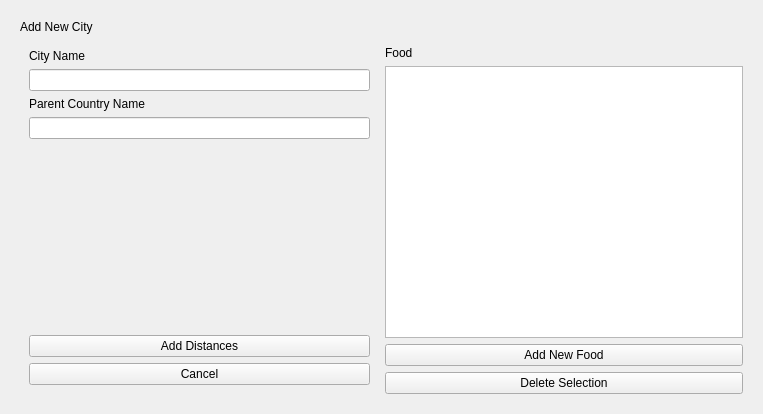
First picture: the form in addcities.ui, repository worcesterzj/cs1d-s-s-eurovacation, before the edit.
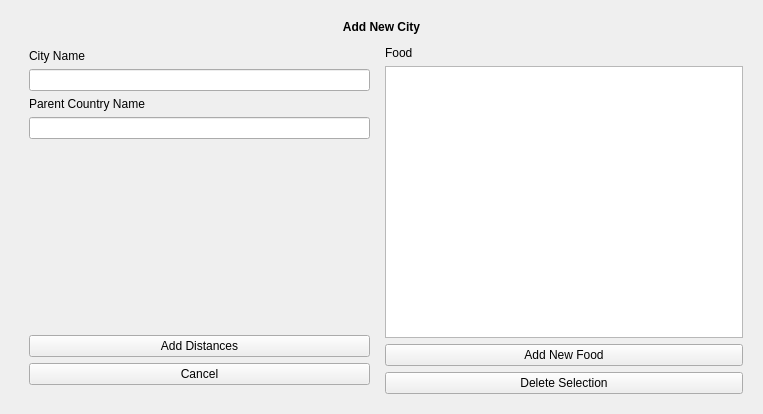
Second picture: the form after the edit. The open tabs and pages were chosen to show the change.

Commit message: Refined GUI for add city menu.

```diff
--- a/addcities.ui
+++ b/addcities.ui
@@ -122,13 +122,6 @@
          </item>
         </layout>
        </item>
-       <item row="0" column="2">
-        <widget class="QLabel" name="label_9">
-         <property name="text">
-          <string>Add New City</string>
-         </property>
-        </widget>
-       </item>
        <item row="2" column="2" rowspan="2">
         <widget class="QStackedWidget" name="add_Stack">
          <property name="currentIndex">
@@ -219,6 +212,22 @@
          </widget>
         </widget>
        </item>
+       <item row="0" column="2" colspan="2">
+        <widget class="QLabel" name="label_9">
+         <property name="font">
+          <font>
+           <weight>75</weight>
+           <bold>true</bold>
+          </font>
+         </property>
+         <property name="text">
+          <string>Add New City</string>
+         </property>
+         <property name="alignment">
+          <set>Qt::AlignCenter</set>
+         </property>
+        </widget>
+       </item>
       </layout>
      </widget>
      <widget class="QWidget" name="EditCities">
```
Left out of the diff: 46 changed lines with no effect on the pictures. The commit also changes 13 other files.
